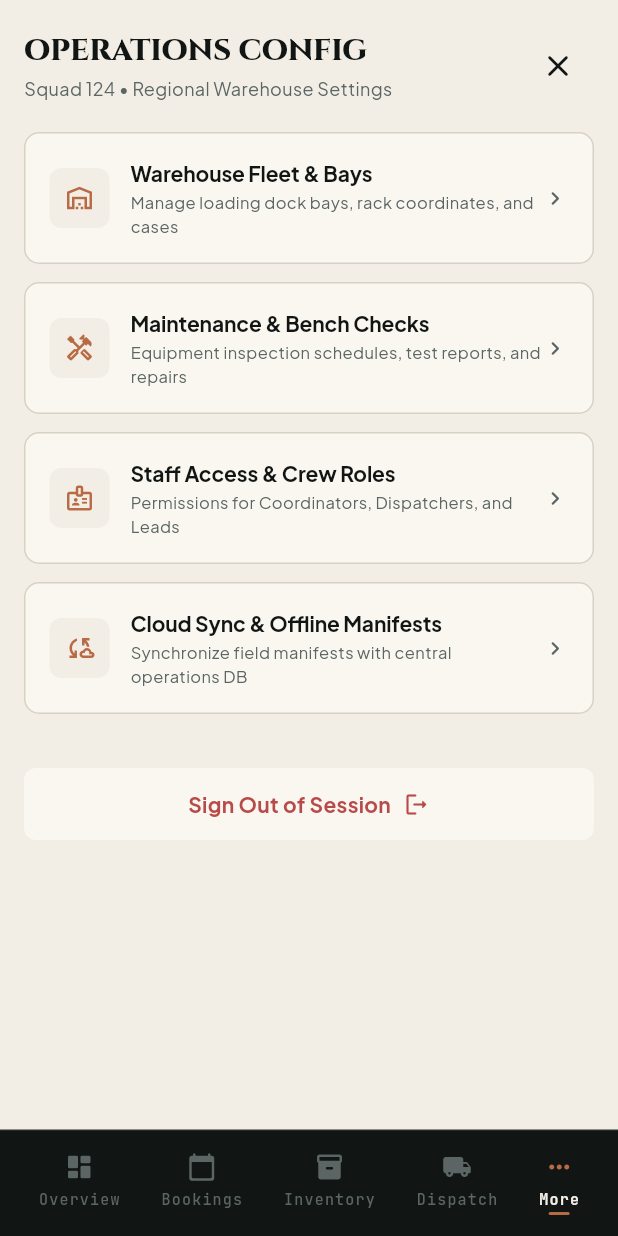
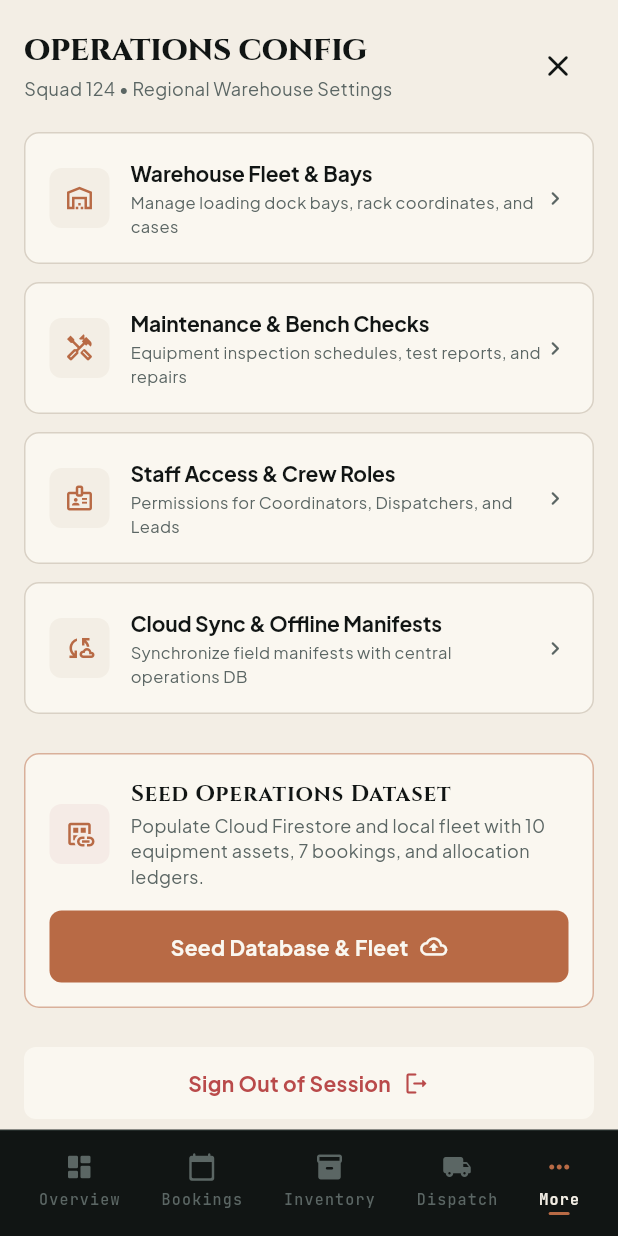
Before and after one commit to kalviumcommunity/SW2627-Flutter-DART-RentMate, a Flutter app: the DashboardScreen screen opened by its route, item 5 of the bottom bar chosen, on a phone screen of 412 x 824 dp. Run offline on Flutter 3.47's test engine with Material 3 defaults, Android fonts, the phone set to English and light mode, and no system bars; our stand-ins replace cloud_firestore, firebase_auth, firebase_core, google_fonts, google_sign_in, shared_preferences and 1 more; accounts and stored records are empty.

Commit message:
feat(seed): add authoritative SeedService, offline resilience fallbacks, and config seeder action

```diff
--- /dev/null
+++ b/lib/core/services/seed_service.dart
@@ -0,0 +1,299 @@
+import 'package:cloud_firestore/cloud_firestore.dart';
+import 'package:firebase_auth/firebase_auth.dart';
+import 'package:flutter/foundation.dart';
+import 'auth_service.dart';
+import 'booking_repository.dart';
+import 'inventory_repository.dart';
+import 'availability_service.dart';
+
+/// Authoritative Data Seeder for RentFlow / RentMate operations.
+///
+/// Seeds both local memory stores (for offline/demo and widget tests) and
+/// Cloud Firestore collections (`equipment`, `bookings`, `allocations`, `users`)
+/// for end-to-end multi-device testing.
+class SeedService {
+  static final SeedService _instance = SeedService._internal();
+  factory SeedService() => _instance;
+  SeedService._internal();
+
+  /// Default equipment dataset with comprehensive staging, audio, lighting, and power fleet assets.
+  static final List<Map<String, dynamic>> initialEquipment = [
+    {
+      'sku': 'LT-PNT-700',
+      'name': 'Robe Robin Pointe Moving Beam',
+      'category': 'Lighting',
+      'flightCase': 'FC-L-04',
+      'rackBay': 'BAY-02-B',
+      'totalQuantity': 24,
+      'total': 24,
+      'rentableQuantity': 8,
+      'available': 8,
+      'deployed': 16,
+      'maintenanceQuantity': 0,
+      'maintenance': 0,
+      'dailyRate': 1800.0,
+      'status': 'DEPLOYED',
+      'specs': '280W Lamp • 0°–20° Zoom • DMX 24ch',
+    },
+    {
+      'sku': 'AU-K2-LARR',
+      'name': 'L-Acoustics K2 Line Array Module',
+      'category': 'Audio',
+      'flightCase': 'FC-A-12',
+      'rackBay': 'RIG-01-A',
+      'totalQuantity': 16,
+      'total': 16,
+      'rentableQuantity': 12,
+      'available': 12,
+      'deployed': 4,
+      'maintenanceQuantity': 0,
+      'maintenance': 0,
+      'dailyRate': 3000.0,
+      'status': 'IN WAREHOUSE',
+      'specs': 'Dual 12" Neodymium • Panflex 70/110° • 147 dB',
+    },
+    {
+      'sku': 'VD-PL25-LED',
+      'name': 'Absen PL2.5 Pro Outdoor LED Panel',
+      'category': 'Video & LED',
+      'flightCase': 'FC-V-08',
+      'rackBay': 'BAY-06-C',
+      'totalQuantity': 48,
+      'total': 48,
+      'rentableQuantity': 48,
+      'available': 48,
+      'deployed': 0,
+      'maintenanceQuantity': 0,
+      'maintenance': 0,
+      'dailyRate': 1400.0,
+      'status': 'IN WAREHOUSE',
+      'specs': '2.5mm Pitch • 4500 nits • IP65 Weatherproof',
+    },
+    {
+      'sku': 'SND-JBL-VRX932',
+      'name': 'JBL VRX932LA Line Array Speaker',
+      'category': 'Audio',
+      'flightCase': 'FC-A-04',
+      'rackBay': 'RIG-02-B',
+      'totalQuantity': 16,
+      'total': 16,
+      'rentableQuantity': 8,
+      'available': 8,
+      'deployed': 8,
+      'maintenanceQuantity': 0,
+      'maintenance': 0,
+      'dailyRate': 1500.0,
+      'status': 'DEPLOYED',
+      'specs': '800W Peak • 12" Differential Drive • Constant Curvature',
+    },
+    {
+      'sku': 'LGT-SHARPY-230',
+      'name': 'Sharpy 230W 7R Beam Moving Head',
+      'category': 'Lighting',
+      'flightCase': 'FC-L-11',
+      'rackBay': 'BAY-03-A',
+      'totalQuantity': 24,
+      'total': 24,
+      'rentableQuantity': 12,
+      'available': 12,
+      'deployed': 12,
+      'maintenanceQuantity': 0,
+      'maintenance': 0,
+      'dailyRate': 850.0,
+      'status': 'DEPLOYED',
+      'specs': 'Philips 7R Platinum • 14 Colors • 17 Gobos',
+    },
+    {
+      'sku': 'VIS-LED-P391',
+      'name': 'P3.91 High-Res LED Video Wall Panel',
+      'category': 'Video & LED',
+      'flightCase': 'FC-V-02',
+      'rackBay': 'BAY-05-A',
+      'totalQuantity': 40,
+      'total': 40,
+      'rentableQuantity': 20,
+      'available': 20,
+      'deployed': 20,
+      'maintenanceQuantity': 0,
+      'maintenance': 0,
+      'dailyRate': 1200.0,
+      'status': 'DEPLOYED',
+      'specs': '500x500mm • 3840Hz Refresh • Die-cast Aluminum',
+    },
+    {
+      'sku': 'STG-TRS-3M',
+      'name': 'Heavy Duty Aluminum Box Truss (3m)',
+      'category': 'Rigging & Staging',
+      'flightCase': 'TRS-BND-01',
+      'rackBay': 'YARD-BAY-4',
+      'totalQuantity': 30,
+      'total': 30,
+      'rentableQuantity': 14,
+      'available': 14,
+      'deployed': 16,
+      'maintenanceQuantity': 0,
+      'maintenance': 0,
+      'dailyRate': 600.0,
+      'status': 'DEPLOYED',
+      'specs': '290mm Square • EN-AW 6082-T6 • Conical Couplers',
+    },
+    {
+      'sku': 'SND-SHURE-ULXD',
+      'name': 'Shure ULXD4 Wireless Dual Mic Set',
+      'category': 'Audio',
+      'flightCase': 'FC-MIC-01',
+      'rackBay': 'BENCH-01',
+      'totalQuantity': 10,
+      'total': 10,
+      'rentableQuantity': 5,
+      'available': 5,
+      'deployed': 5,
+      'maintenanceQuantity': 0,
+      'maintenance': 0,
+      'dailyRate': 950.0,
+      'status': 'DEPLOYED',
+      'specs': 'Digital 24-bit/48kHz • Dante Networked • AES-256',
+    },
+    {
+      'sku': 'PWR-GEN-62KVA',
+      'name': '62.5 kVA Silent Diesel Generator Unit',
+      'category': 'Power & Control',
+      'flightCase': 'GEN-TRK-01',
+      'rackBay': 'YARD-GEN-1',
+      'totalQuantity': 4,
+      'total': 4,
+      'rentableQuantity': 2,
+      'available': 2,
+      'deployed': 2,
+      'maintenanceQuantity': 0,
+      'maintenance': 0,
+      'dailyRate': 4500.0,
+      'status': 'DEPLOYED',
+      'specs': 'Cummins Engine • 415V 3-Phase • Acoustic Canopy <65dB',
+    },
+    {
+      'sku': 'AU-PWR-X8',
+      'name': 'Powersoft X8 Touring 8-Ch Amplifier',
+      'category': 'Audio',
+      'flightCase': 'AMP-RK-03',
+      'rackBay': 'MAINT-BENCH-1',
+      'totalQuantity': 6,
+      'total': 6,
+      'rentableQuantity': 2,
+      'available': 2,
+      'deployed': 3,
+      'maintenanceQuantity': 1,
+      'maintenance': 1,
+      'dailyRate': 2500.0,
+      'status': 'MAINTENANCE',
+      'specs': '8x 5200W @ 2Ω • Dante Networking • Advanced DSP',
+    },
+  ];
+
+  /// Populates both local in-memory repositories and Cloud Firestore.
+  ///
+  /// Returns a summary report of seeded records.
+  Future<SeedResult> seedDatabase({bool force = false}) async {
+    final result = SeedResult();
+
+    // 1. Always seed local repositories for instant zero-latency UI reactivity
+    InventoryRepository().resetToInitial();
+    BookingRepository().resetToInitial();
+    AvailabilityService().resetAndSeedAllocations();
+    result.localSeeded = true;
+    result.equipmentCount = initialEquipment.length;
+    result.bookingsCount = BookingRepository().bookings.length;
+
+    // 2. If Firebase is initialized, persist to Cloud Firestore collections
+    if (AuthService().isFirebaseInitialized) {
+      try {
+        final firestore = FirebaseFirestore.instance;
+
+        // Check if equipment collection already has data (unless force is requested)
+        if (!force) {
+          final existingEq = await firestore.collection('equipment').limit(1).get();
+          if (existingEq.docs.isNotEmpty) {
+            result.firestoreSeeded = false;
+            result.message = 'Firestore already contains records. Local state refreshed.';
+            return result;
+          }
+        }
+
+        final batch = firestore.batch();
+
+        // Seed Equipment collection (Key = SKU)
+        for (final item in initialEquipment) {
+          final sku = item['sku'] as String;
+          final docRef = firestore.collection('equipment').doc(sku);
+          batch.set(docRef, {
+            'sku': sku,
+            'name': item['name'],
+            'category': item['category'],
+            'flightCase': item['flightCase'],
+            'rackBay': item['rackBay'],
+            'totalQuantity': item['totalQuantity'],
+            'total': item['total'],
+            'rentableQuantity': item['rentableQuantity'],
+            'available': item['available'],
+            'deployed': item['deployed'],
+            'maintenanceQuantity': item['maintenanceQuantity'],
+            'maintenance': item['maintenance'],
+            'dailyRate': item['dailyRate'],
+            'status': item['status'],
+            'specs': item['specs'],
+            'active': true,
+            'updatedAt': FieldValue.serverTimestamp(),
+          }, SetOptions(merge: true));
+        }
+
+        // Seed Bookings collection
+        for (final booking in BookingRepository().bookings) {
+          final bRef = firestore.collection('bookings').doc(booking.id);
+          final map = booking.toMap();
+          map['createdAt'] = FieldValue.serverTimestamp();
+          map['updatedAt'] = FieldValue.serverTimestamp();
+          batch.set(bRef, map, SetOptions(merge: true));
+        }
+
+        // Seed default coordinator profile if signed in
+        final currentUser = FirebaseAuth.instance.currentUser;
+        if (currentUser != null) {
+          final userRef = firestore.collection('users').doc(currentUser.uid);
+          batch.set(userRef, {
+            'uid': currentUser.uid,
+            'email': currentUser.email ?? 'coordinator@rentflow.ops',
+            'displayName': currentUser.displayName ?? 'Operations Coordinator',
+            'role': 'coordinator',
+            'updatedAt': FieldValue.serverTimestamp(),
+          }, SetOptions(merge: true));
+        }
+
+        await batch.commit();
+
+        // Reconcile daily allocations across all bookings
+        await AvailabilityService().ensureAllocationsReconciled();
+
+        result.firestoreSeeded = true;
+        result.message = 'Successfully seeded Cloud Firestore and local fleet with ${initialEquipment.length} equipment assets & ${BookingRepository().bookings.length} bookings.';
+      } catch (e) {
+        result.firestoreSeeded = false;
+        result.firestoreError = e.toString();
+        result.message = 'Local memory seeded successfully. Firestore sync notice: $e';
+        debugPrint('SeedService Firestore Notice: $e');
+      }
+    } else {
+      result.message = 'Local in-memory operational fleet successfully seeded (${initialEquipment.length} items, ${BookingRepository().bookings.length} bookings).';
+    }
+
+    return result;
+  }
+}
+
+class SeedResult {
+  bool localSeeded = false;
+  bool firestoreSeeded = false;
+  int equipmentCount = 0;
+  int bookingsCount = 0;
+  String? firestoreError;
+  String message = '';
+}
--- a/lib/screens/dashboard/dashboard_screen.dart
+++ b/lib/screens/dashboard/dashboard_screen.dart
@@ -3,6 +3,7 @@ import '../../core/constants/app_constants.dart';
 import '../../core/routes/app_routes.dart';
 import '../../core/services/auth_service.dart';
 import '../../core/services/inventory_repository.dart';
+import '../../core/services/seed_service.dart';
 import '../../core/theme/app_colors.dart';
 import '../../core/theme/app_text_styles.dart';
 import '../../widgets/rentflow_button.dart';
@@ -41,6 +42,7 @@ class DashboardScreen extends StatefulWidget {
 class _DashboardScreenState extends State<DashboardScreen> {
   int _currentNavIndex = 0;
   bool _hasEvaluatedInitialRole = false;
+  bool _isSeeding = false;
 
   @override
   void initState() {
@@ -911,7 +913,79 @@ class _DashboardScreenState extends State<DashboardScreen> {
             _buildConfigOption(Icons.handyman_outlined, 'Maintenance & Bench Checks', 'Equipment inspection schedules, test reports, and repairs'),
             _buildConfigOption(Icons.badge_outlined, 'Staff Access & Crew Roles', 'Permissions for Coordinators, Dispatchers, and Leads'),
             _buildConfigOption(Icons.cloud_sync_outlined, 'Cloud Sync & Offline Manifests', 'Synchronize field manifests with central operations DB'),
-            const SizedBox(height: 24),
+            const SizedBox(height: 14),
+            Container(
+              margin: const EdgeInsets.only(bottom: 12),
+              padding: const EdgeInsets.all(16),
+              decoration: BoxDecoration(
+                color: AppColors.paper,
+                borderRadius: BorderRadius.circular(10),
+                border: Border.all(color: AppColors.burntCopper.withAlpha(128)),
+              ),
+              child: Column(
+                crossAxisAlignment: CrossAxisAlignment.start,
+                children: [
+                  Row(
+                    children: [
+                      Container(
+                        padding: const EdgeInsets.all(10),
+                        decoration: BoxDecoration(
+                          color: AppColors.copperSubtle,
+                          borderRadius: BorderRadius.circular(8),
+                        ),
+                        child: const Icon(Icons.dataset_linked_outlined, color: AppColors.burntCopper, size: 20),
+                      ),
+                      const SizedBox(width: 14),
+                      Expanded(
+                        child: Column(
+                          crossAxisAlignment: CrossAxisAlignment.start,
+                          children: [
+                            Text(
+                              'Seed Operations Dataset',
+                              style: AppTextStyles.brandTitle.copyWith(
+                                fontSize: 15,
+                                fontWeight: FontWeight.w700,
+                              ),
+                            ),
+                            const SizedBox(height: 2),
+                            Text(
+                              'Populate Cloud Firestore and local fleet with 10 equipment assets, 7 bookings, and allocation ledgers.',
+                              style: AppTextStyles.bodySmall.copyWith(color: AppColors.slate),
+                            ),
+                          ],
+                        ),
+                      ),
+                    ],
+                  ),
+                  const SizedBox(height: 14),
+                  RentFlowButton(
+                    label: _isSeeding ? 'Seeding Operations Fleet...' : 'Seed Database & Fleet',
+                    icon: Icons.cloud_upload_outlined,
+                    backgroundColor: AppColors.burntCopper,
+                    textColor: AppColors.paper,
+                    onPressed: _isSeeding
+                        ? null
+                        : () async {
+                            setState(() => _isSeeding = true);
+                            final result = await SeedService().seedDatabase(force: true);
+                            if (mounted) {
+                              setState(() => _isSeeding = false);
+                              ScaffoldMessenger.of(context).showSnackBar(
+                                SnackBar(
+                                  content: Text(result.message),
+                                  backgroundColor: result.firestoreSeeded || result.localSeeded
+                                      ? AppColors.success
+                                      : AppColors.danger,
+                                  duration: const Duration(seconds: 4),
+                                ),
+                              );
+                            }
+                          },
+                  ),
+                ],
+              ),
+            ),
+            const SizedBox(height: 14),
             RentFlowButton(
               label: 'Sign Out of Session',
               icon: Icons.logout_rounded,
```
Also changed, not shown: lib/core/services/availability_service.dart (+28 -0 lines), lib/core/services/booking_repository.dart (+9 -0 lines), lib/core/services/inventory_repository.dart (+9 -0 lines), 1 other file.
